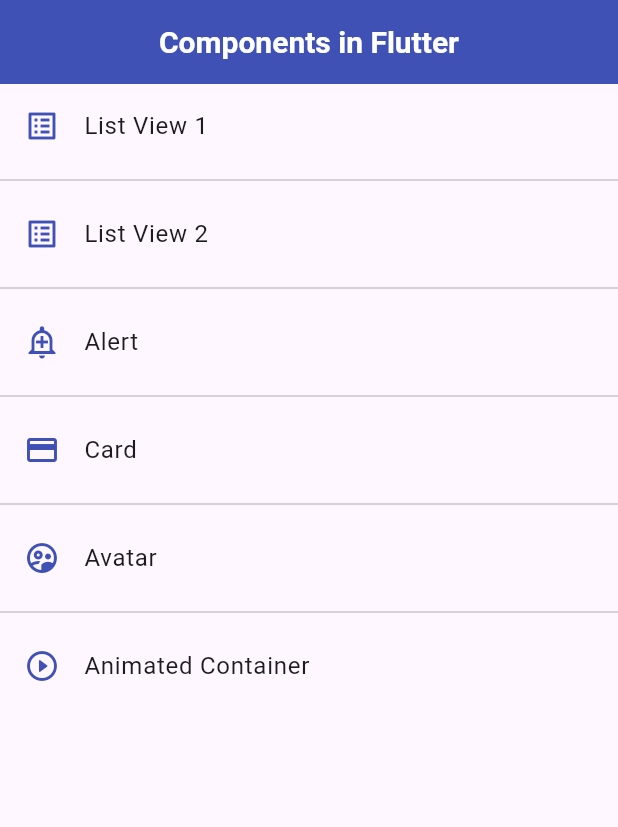
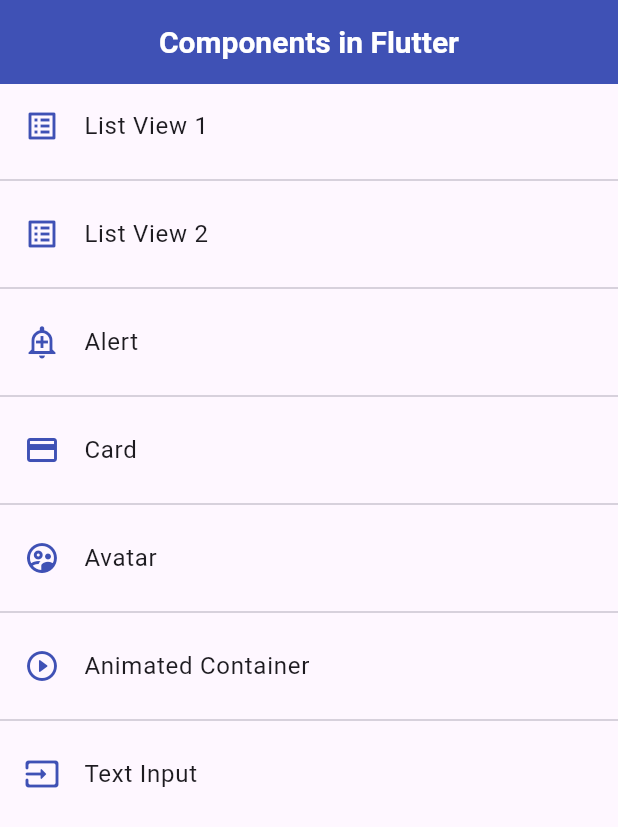
Before and after one commit to D14LB3L0/widgets-flutter, a Flutter app: the screen it shows after launch, on a phone screen of 412 x 824 dp. Shown: the top 827 px of the screen. Run offline on Flutter 3.47's test engine with Material 3 defaults, Android fonts, the phone set to English and light mode, and no system bars.

```diff
--- a/lib/router/app_routes.dart
+++ b/lib/router/app_routes.dart
@@ -44,6 +44,12 @@ class AppRoutes {
       screen: const AnimatedScreen(),
       icon: Icons.play_circle_outline_rounded,
     ),
+    MenuOptions(
+      route: 'input',
+      name: 'Text Input',
+      screen: const InputsScreen(),
+      icon: Icons.input_rounded,
+    ),
   ];
 
   static Map<String, Widget Function(BuildContext)> getAppRoutes() {
--- a/lib/screens/screens.dart
+++ b/lib/screens/screens.dart
@@ -3,5 +3,6 @@ export 'animated_screen.dart';
 export 'avatar_screen.dart';
 export 'card_screen.dart';
 export 'home_screen.dart';
+export 'inputs_screen.dart';
 export 'list_view1_screen.dart';
 export 'list_view2_screen.dart';
--- a/lib/themes/app_theme_light.dart
+++ b/lib/themes/app_theme_light.dart
@@ -36,5 +36,31 @@ class AppThemeLight {
     // textButtonTheme: TextButtonThemeData(
     //   style: TextButton.styleFrom(foregroundColor: Colors.red),
     // ),
+    inputDecorationTheme: const InputDecorationTheme(
+      floatingLabelStyle: TextStyle(color: primary),
+
+      enabledBorder: OutlineInputBorder(
+        borderSide: BorderSide(color: primary),
+        borderRadius: BorderRadius.only(
+          bottomLeft: Radius.circular(10),
+          topRight: Radius.circular(10),
+        ),
+      ),
+
+      focusedBorder: OutlineInputBorder(
+        borderSide: BorderSide(color: primary),
+        borderRadius: BorderRadius.only(
+          bottomLeft: Radius.circular(10),
+          topRight: Radius.circular(10),
+        ),
+      ),
+
+      border: OutlineInputBorder(
+        borderRadius: BorderRadius.only(
+          bottomLeft: Radius.circular(10),
+          topLeft: Radius.circular(10),
+        ),
+      ),
+    ),
   );
 }
--- a/lib/widgets/widgets.dart
+++ b/lib/widgets/widgets.dart
@@ -1,2 +1,3 @@
 export 'custom_card_type1.dart';
 export 'custom_card_type2.dart';
+export 'custom_imput_field.dart';
```
Also changed, not shown: lib/screens/inputs_screen.dart (added, +75 -0 lines), lib/widgets/custom_imput_field.dart (added, +60 -0 lines).
